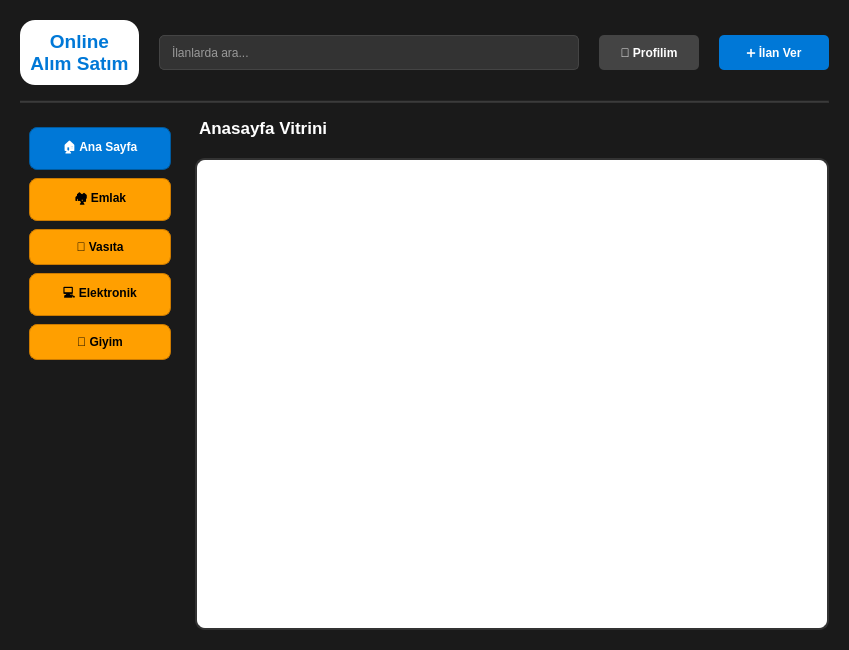
Online-Alim-Satim-Platformu/Online-Alim-Satim-Platformu, file anasayfa.ui: the form before one commit.
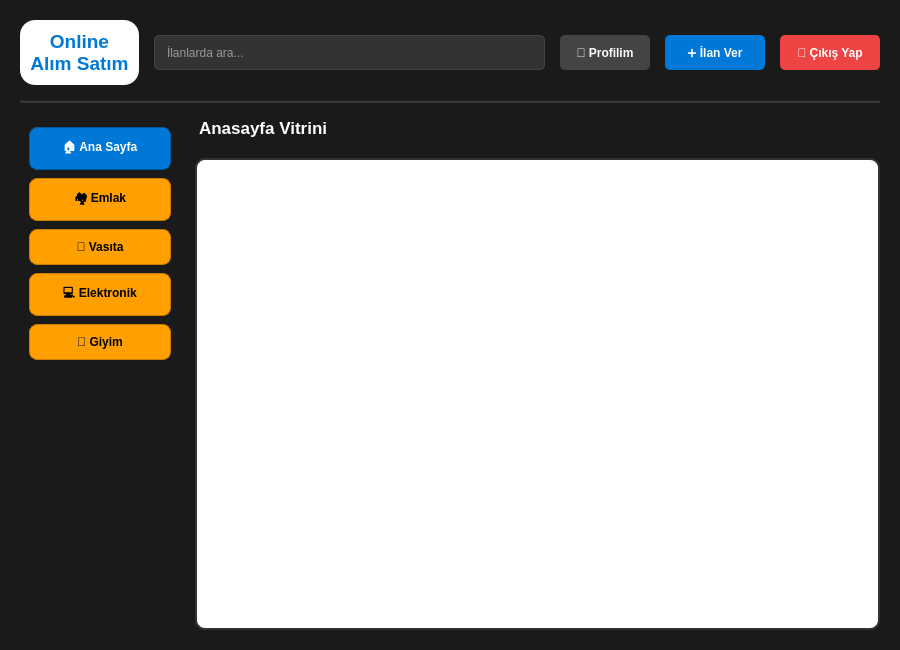
The form after the commit.

Diff of the .ui file:
```diff
--- a/anasayfa.ui
+++ b/anasayfa.ui
@@ -6,7 +6,7 @@
    <rect>
     <x>0</x>
     <y>0</y>
-    <width>849</width>
+    <width>900</width>
     <height>650</height>
    </rect>
   </property>
@@ -24,7 +24,7 @@
    <property name="bottomMargin"><number>20</number></property>
    <item>
     <layout class="QHBoxLayout" name="topBarLayout">
-     <property name="spacing"><number>20</number></property>
+     <property name="spacing"><number>15</number></property>
      <item>
       <widget class="QLabel" name="lblLogo">
        <property name="font">
@@ -39,7 +39,7 @@
      </item>
      <item>
       <widget class="QLineEdit" name="txtSearch">
-       <property name="minimumSize"><size><width>300</width><height>35</height></size></property>
+       <property name="minimumSize"><size><width>250</width><height>35</height></size></property>
        <property name="styleSheet">
         <string>background-color: #333333; color: white; border: 1px solid #444444; border-radius: 5px; padding-left: 10px;</string>
        </property>
@@ -48,7 +48,7 @@
      </item>
      <item>
       <widget class="QPushButton" name="btnProfil">
-       <property name="minimumSize"><size><width>100</width><height>35</height></size></property>
+       <property name="minimumSize"><size><width>90</width><height>35</height></size></property>
        <property name="cursor"><cursorShape>PointingHandCursor</cursorShape></property>
        <property name="styleSheet">
         <string>QPushButton { background-color: #444444; color: white; border-radius: 5px; font-weight: bold; }
@@ -59,7 +59,7 @@
      </item>
      <item>
       <widget class="QPushButton" name="btnIlanVer">
-       <property name="minimumSize"><size><width>110</width><height>35</height></size></property>
+       <property name="minimumSize"><size><width>100</width><height>35</height></size></property>
        <property name="font"><font><bold>true</bold></font></property>
        <property name="cursor"><cursorShape>PointingHandCursor</cursorShape></property>
        <property name="styleSheet">
@@ -69,6 +69,17 @@
        <property name="text"><string>➕ İlan Ver</string></property>
       </widget>
      </item>
+     <item>
+      <widget class="QPushButton" name="btnCikisYap">
+       <property name="minimumSize"><size><width>100</width><height>35</height></size></property>
+       <property name="cursor"><cursorShape>PointingHandCursor</cursorShape></property>
+       <property name="styleSheet">
+        <string>QPushButton { background-color: #ef4444; color: white; border-radius: 5px; font-weight: bold; }
+QPushButton:hover { background-color: #dc2626; }</string>
+       </property>
+       <property name="text"><string>🚪 Çıkış Yap</string></property>
+      </widget>
+     </item>
     </layout>
    </item>
    <item>
```
